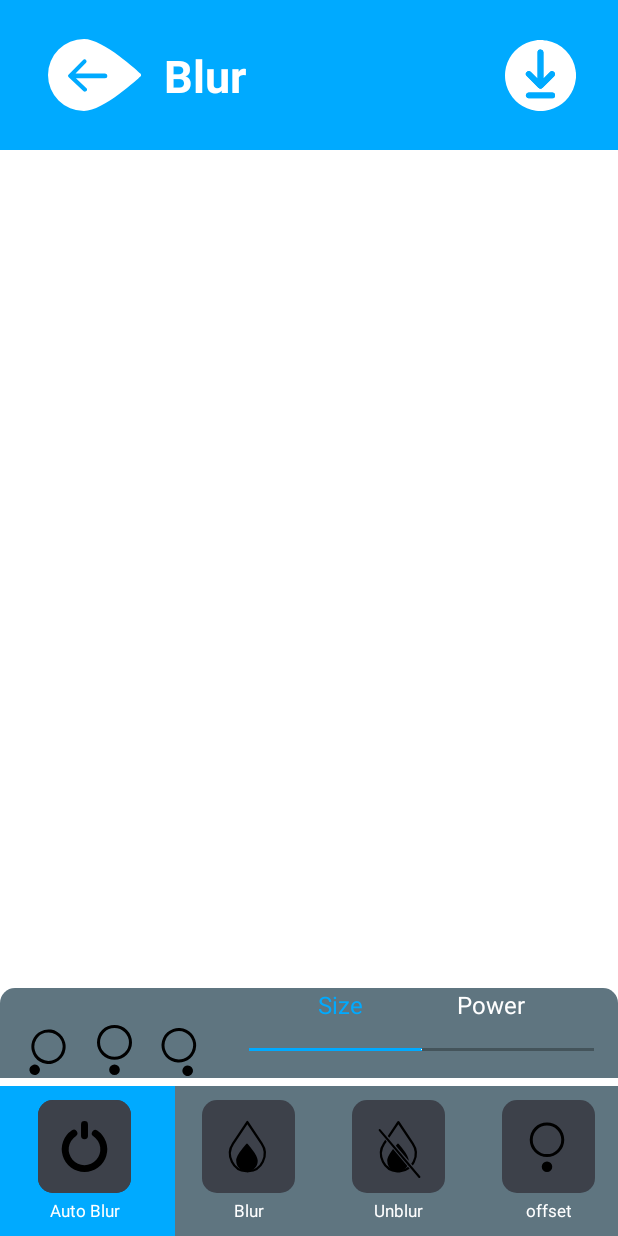
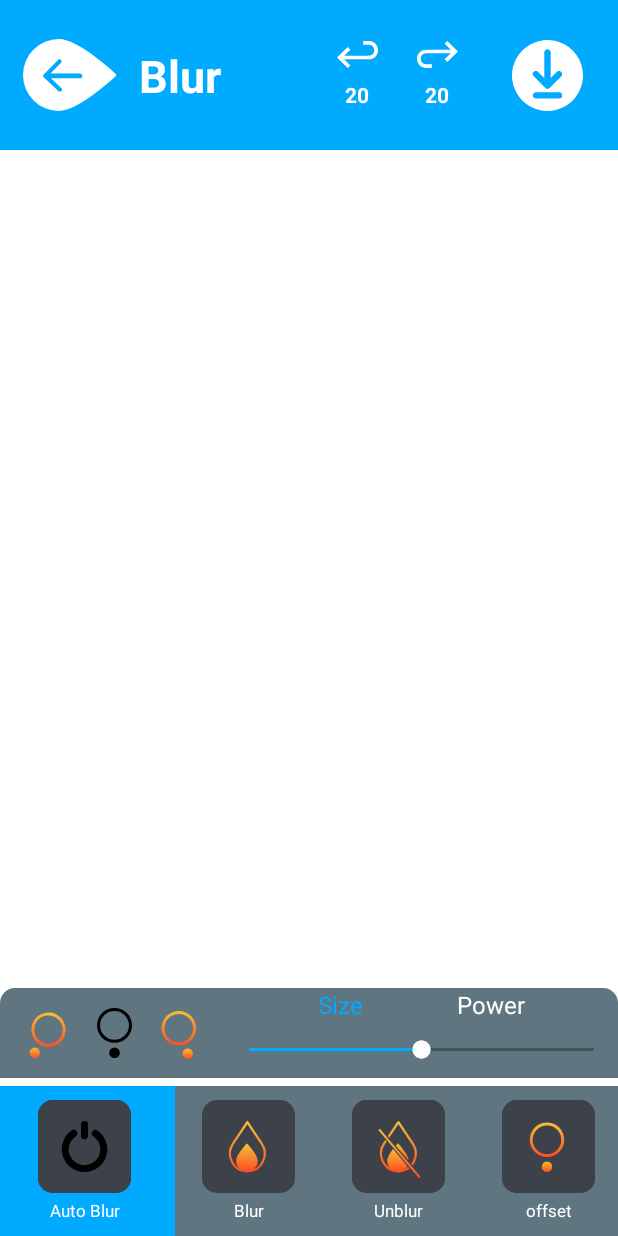
Before and after one commit to smoil-ali/BlurEffect, an Android app: the layout activity_tile_blur.xml on its own in the app's theme, with its tools: preview values and no code run, on a phone screen of 412 x 824 dp. Run offline under Robolectric (Android 15) with nearby library versions, the phone set to English and light mode, and no system bars.

Commit message:
init commit

```diff
--- a/app/src/main/java/com/techyasoft/blureffect/tileBlurs/TileBlurActivity.java
+++ b/app/src/main/java/com/techyasoft/blureffect/tileBlurs/TileBlurActivity.java
@@ -37,24 +37,24 @@ public class TileBlurActivity extends BaseActivity implements BaseActivity.BaseL
 
 
         // Blur Mode OFF
-        binding.blurOff.setOnClickListener( v -> binding.img.blurModeOff()
+        binding.unblurContainer.setOnClickListener( v -> binding.img.blurModeOff()
         );
 
         // Blur Mode ON
-        binding.blurOn.setOnClickListener(v -> binding.img.blurModeOn()
+        binding.blurContainer.setOnClickListener(v -> binding.img.blurModeOn()
         );
 
         // set Whole Image to Normal
-        binding.blurNormal.setOnClickListener(v -> binding.img.setNormalImage());
+        binding.inactiveBlur.setOnClickListener(v -> binding.img.setNormalImage());
 
         // set Whole Image to Blur
-        binding.blurWhole.setOnClickListener(v -> binding.img.setBlurImage());
+        binding.activeBlur.setOnClickListener(v -> binding.img.setBlurImage());
 
         binding.undoText.setOnClickListener(v -> binding.img.undo());
 
 
         //Change Circle Size
-        binding.sizeSeekbar.setOnSeekBarChangeListener(new SeekBar.OnSeekBarChangeListener() {
+        binding.sizeProgress.setOnSeekBarChangeListener(new SeekBar.OnSeekBarChangeListener() {
             @Override
             public void onProgressChanged(SeekBar seekBar, int i, boolean b) {
                 binding.img.changeCircleSize(i);
@@ -72,7 +72,7 @@ public class TileBlurActivity extends BaseActivity implements BaseActivity.BaseL
         });
 
         //Change Offset
-        binding.offsetSeekbar.setOnSeekBarChangeListener(new SeekBar.OnSeekBarChangeListener() {
+        binding.offsetProgress.setOnSeekBarChangeListener(new SeekBar.OnSeekBarChangeListener() {
             @Override
             public void onProgressChanged(SeekBar seekBar, int i, boolean b) {
                 binding.img.changeOffset(i);
@@ -90,7 +90,7 @@ public class TileBlurActivity extends BaseActivity implements BaseActivity.BaseL
         });
 
         //Change density of blur image
-        binding.powerSeekbar.setOnSeekBarChangeListener(new SeekBar.OnSeekBarChangeListener() {
+        binding.powerProgress.setOnSeekBarChangeListener(new SeekBar.OnSeekBarChangeListener() {
             @Override
             public void onProgressChanged(SeekBar seekBar, int i, boolean b) {
                 updateImage(i);
--- /dev/null
+++ b/app/src/main/res/drawable/ic_redo.xml
@@ -0,0 +1,9 @@
+<vector xmlns:android="http://schemas.android.com/apk/res/android"
+    android:width="27.217dp"
+    android:height="18.316dp"
+    android:viewportWidth="27.217"
+    android:viewportHeight="18.316">
+  <path
+      android:pathData="M20.106,0.025l7.11,7.11 -7.11,7.11 -1.784,-1.784 4.1,-4.07L6.165,8.391c-4.874,0.075 -4.874,7.336 0,7.412h3.694v2.512L6.165,18.315c-8.216,-0.226 -8.216,-12.236 0,-12.437h16.256l-4.1,-4.1 1.784,-1.784Z"
+      android:fillColor="#fff"/>
+</vector>
--- /dev/null
+++ b/app/src/main/res/drawable/ic_undo.xml
@@ -0,0 +1,9 @@
+<vector xmlns:android="http://schemas.android.com/apk/res/android"
+    android:width="27.217dp"
+    android:height="18.316dp"
+    android:viewportWidth="27.217"
+    android:viewportHeight="18.316">
+  <path
+      android:pathData="M7.111,18.291l-7.11,-7.11 7.11,-7.11 1.784,1.784 -4.1,4.07L21.052,9.925c4.874,-0.075 4.874,-7.336 -0,-7.412l-3.694,-0l-0,-2.512L21.052,0.001c8.216,0.226 8.216,12.236 -0,12.437l-16.256,-0l4.1,4.1 -1.784,1.784Z"
+      android:fillColor="#fff"/>
+</vector>
--- a/app/src/main/res/layout/activity_tile_blur.xml
+++ b/app/src/main/res/layout/activity_tile_blur.xml
@@ -12,7 +12,7 @@
         android:id="@+id/header"
         app:layout_constraintTop_toTopOf="parent"
         android:background="@color/status_bar_color"
-        android:paddingHorizontal="10dp"
+        android:paddingHorizontal="5dp"
         >
 
         <ImageView
@@ -23,7 +23,7 @@
             app:layout_constraintTop_toTopOf="parent"
             app:layout_constraintBottom_toBottomOf="parent"
             app:layout_constraintStart_toStartOf="parent"
-            android:layout_marginStart="22dp"
+            android:layout_marginStart="10dp"
             android:contentDescription="@string/back"
             />
 
@@ -53,6 +53,65 @@
             app:layout_constraintBottom_toBottomOf="parent"
             android:contentDescription="@string/save"
             />
+        <LinearLayout
+            android:id="@+id/undo_container"
+            android:layout_width="35dp"
+            android:layout_height="match_parent"
+            app:layout_constraintStart_toEndOf="@id/title"
+            app:layout_constraintEnd_toStartOf="@id/redo_container"
+            android:orientation="vertical"
+            android:gravity="center"
+            app:layout_constraintHorizontal_bias="0.8"
+            >
+            <ImageView
+                android:layout_width="wrap_content"
+                android:layout_height="wrap_content"
+                android:src="@drawable/ic_undo"
+                android:contentDescription="@string/undo"
+                />
+            <TextView
+                android:id="@+id/undo_text"
+                android:layout_width="match_parent"
+                android:layout_height="wrap_content"
+                android:text="20"
+                android:textColor="@color/white"
+                android:textSize="14sp"
+                android:textStyle="bold"
+                android:gravity="center_horizontal"
+                android:layout_marginTop="8dp"
+                />
+
+        </LinearLayout>
+
+        <LinearLayout
+            android:id="@+id/redo_container"
+            android:layout_width="35dp"
+            android:layout_height="match_parent"
+            app:layout_constraintStart_toEndOf="@id/title"
+            app:layout_constraintEnd_toStartOf="@id/save"
+            android:orientation="vertical"
+            android:gravity="center"
+            app:layout_constraintHorizontal_bias="0.9"
+            >
+            <ImageView
+                android:layout_width="wrap_content"
+                android:layout_height="wrap_content"
+                android:src="@drawable/ic_redo"
+                android:contentDescription="@string/undo"
+                />
+            <TextView
+                android:id="@+id/redo_text"
+                android:layout_width="match_parent"
+                android:layout_height="wrap_content"
+                android:text="20"
+                android:textColor="@color/white"
+                android:textSize="14sp"
+                android:textStyle="bold"
+                android:gravity="center_horizontal"
+                android:layout_marginTop="8dp"
+                />
+
+        </LinearLayout>
 
     </androidx.constraintlayout.widget.ConstraintLayout>
 
@@ -116,24 +175,22 @@
                 android:layout_height="40dp"
                 app:layout_constraintTop_toBottomOf="@id/size"
                 app:layout_constraintBottom_toBottomOf="parent"
-                android:thumb="@color/white"
                 android:max="100"
                 android:progress="50"
                 android:progressTint="@color/status_bar_color"
-                android:thumbOffset="10dp"
+                android:thumbTint="@color/white"
                 />
 
             <SeekBar
-                android:id="@+id/offset_power_progress"
+                android:id="@+id/power_progress"
                 android:layout_width="match_parent"
                 android:layout_height="40dp"
                 app:layout_constraintTop_toBottomOf="@id/size"
                 app:layout_constraintBottom_toBottomOf="parent"
-                android:thumb="@color/white"
                 android:max="100"
                 android:progress="50"
                 android:progressTint="@color/status_bar_color"
-                android:thumbOffset="10dp"
+                android:thumbTint="@color/white"
                 />
 
         </androidx.constraintlayout.widget.ConstraintLayout>
@@ -175,26 +232,24 @@
                 app:layout_constraintEnd_toEndOf="parent"
                 app:layout_constraintTop_toBottomOf="@id/offset_size"
                 app:layout_constraintBottom_toBottomOf="parent"
-                android:thumb="@color/white"
                 android:max="100"
                 android:progress="50"
                 android:progressTint="@color/status_bar_color"
-                android:thumbOffset="10dp"
+                android:thumbTint="@color/white"
                 />
 
             <SeekBar
-                android:id="@+id/power_progress"
+                android:id="@+id/offset_progress"
                 android:layout_width="0dp"
                 android:layout_height="40dp"
                 app:layout_constraintStart_toEndOf="@id/orientation_container"
                 app:layout_constraintEnd_toEndOf="parent"
                 app:layout_constraintTop_toBottomOf="@id/offset_size"
                 app:layout_constraintBottom_toBottomOf="parent"
-                android:thumb="@color/white"
                 android:max="100"
                 android:progress="50"
                 android:progressTint="@color/status_bar_color"
-                android:thumbOffset="10dp"
+                android:thumbTint="@color/white"
                 />
 
             <androidx.constraintlayout.widget.ConstraintLayout
@@ -202,14 +257,15 @@
                 android:layout_width="150dp"
                 android:layout_height="wrap_content"
                 app:layout_constraintStart_toStartOf="parent"
-                app:layout_constraintTop_toBottomOf="@id/offset_size"
+                app:layout_constraintTop_toTopOf="parent"
                 app:layout_constraintBottom_toBottomOf="parent"
+                android:visibility="visible"
                 >
                 <ImageView
                     android:id="@+id/left_offset"
                     android:layout_width="wrap_content"
                     android:layout_height="wrap_content"
-                    android:src="@drawable/ic_left_offset"
+                    android:src="@drawable/ic_left_active_offset"
                     app:layout_constraintStart_toStartOf="parent"
                     app:layout_constraintEnd_toStartOf="@id/centre_offset"
                     app:layout_constraintTop_toTopOf="parent"
@@ -229,7 +285,7 @@
                     android:id="@+id/right_offset"
                     android:layout_width="wrap_content"
                     android:layout_height="wrap_content"
-                    android:src="@drawable/ic_right_offset"
+                    android:src="@drawable/ic_right_active_offset"
                     app:layout_constraintStart_toEndOf="@id/centre_offset"
                     app:layout_constraintEnd_toEndOf="parent"
                     app:layout_constraintTop_toTopOf="parent"
@@ -314,6 +370,7 @@
                     android:src="@drawable/ic_blur_icon"
                     android:layout_gravity="center"
                     android:contentDescription="@string/inactive_autoblur"
+                    android:visibility="invisible"
                     />
 
                 <ImageView
@@ -323,8 +380,7 @@
                     android:layout_gravity="center"
                     android:contentDescription="@string/inactive_autoblur"
                     android:src="@drawable/ic_blur_icon_active"
-                    android:visibility="invisible"
-                    />
+                     />
             </RelativeLayout>
 
             <TextView
@@ -366,8 +422,7 @@
                     android:layout_gravity="center"
                     android:contentDescription="@string/inactive_autoblur"
                     android:src="@drawable/ic_unblur_icon_active"
-                    android:visibility="invisible"
-                    />
+                     />
             </RelativeLayout>
             <TextView
                 android:layout_width="wrap_content"
@@ -410,8 +465,7 @@
                     android:layout_gravity="center"
                     android:contentDescription="@string/inactive_autoblur"
                     android:src="@drawable/ic_offset_icon_active"
-                    android:visibility="invisible"
-                    />
+                     />
             </RelativeLayout>
             <TextView
                 android:layout_width="wrap_content"
--- a/app/src/main/res/values/strings.xml
+++ b/app/src/main/res/values/strings.xml
@@ -18,4 +18,5 @@
     <string name="offset">offset</string>
     <string name="size">Size</string>
     <string name="power">Power</string>
+    <string name="undo">Undo</string>
 </resources>
```
